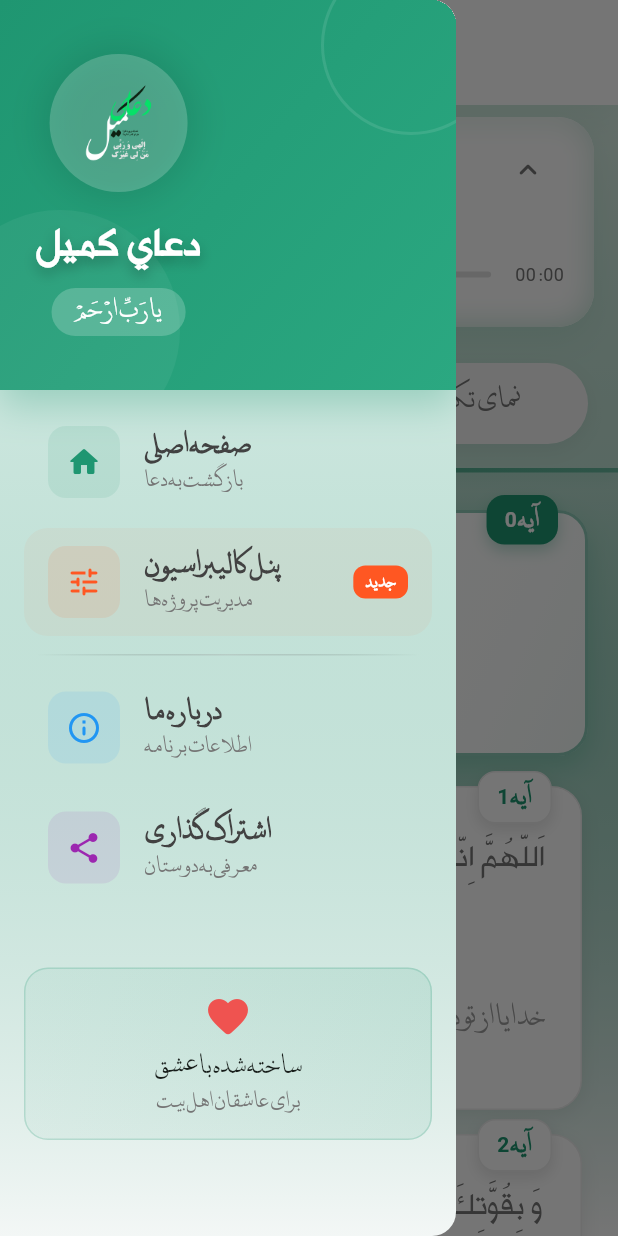
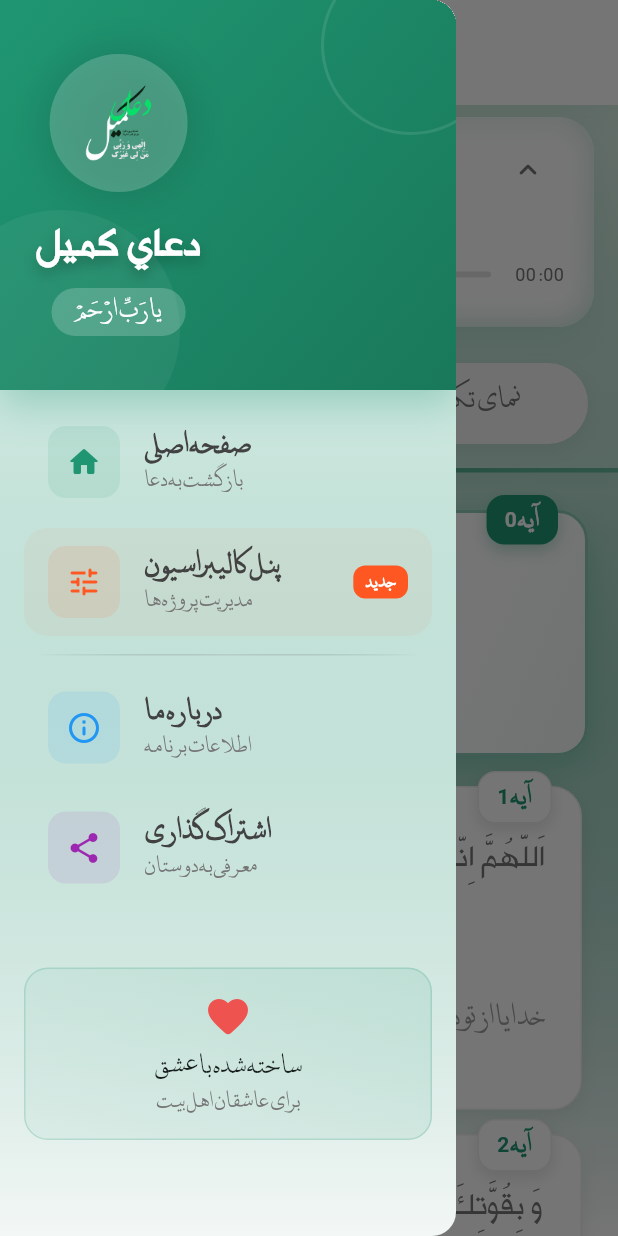
Before and after one commit to ShoghShahadat/doaye_komeyl, a Flutter app: the screen it shows after launch, in the side drawer, after a tap on the "settings" icon, on a phone screen of 412 x 824 dp. Run offline on Flutter 3.47's test engine with Material 3 defaults, Android fonts, the phone set to English and light mode, and no system bars; drawn by our look-alikes of scrollable_positioned_list; our stand-ins replace file_picker, flutter_colorpicker, just_audio, lottie, permission_handler, share_plus and 2 more; missing offline and left inert: file_saver.

Commit message:
کامیت قبل شهادت

```diff
--- a/lib/widgets/app_drawer.dart
+++ b/lib/widgets/app_drawer.dart
@@ -1,7 +1,9 @@
 import 'dart:ui';
 import 'package:flutter/material.dart';
 import 'package:flutter/services.dart';
+import 'package:komeyl_app/providers/settings_provider.dart';
 import 'package:komeyl_app/screens/admin/project_list_screen.dart';
+import 'package:provider/provider.dart';
 
 class AppDrawer extends StatefulWidget {
   const AppDrawer({super.key});
@@ -51,6 +53,11 @@ class _AppDrawerState extends State<AppDrawer>
 
   @override
   Widget build(BuildContext context) {
+    // --- شروع اصلاحات: دسترسی به SettingsProvider ---
+    final settingsProvider = Provider.of<SettingsProvider>(context);
+    final Color appColor = settingsProvider.appColor;
+    // --- پایان اصلاحات ---
+
     return Drawer(
       backgroundColor: const Color(0xFFFAFAFA),
       child: Container(
@@ -60,21 +67,21 @@ class _AppDrawerState extends State<AppDrawer>
             end: Alignment.bottomCenter,
             colors: [
               Colors.white,
-              const Color(0xFF1F9671).withOpacity(0.03),
+              appColor.withOpacity(0.03), // استفاده از رنگ تم
             ],
           ),
         ),
         child: ListView(
           padding: EdgeInsets.zero,
           children: <Widget>[
-            _buildModernHeader(),
+            _buildModernHeader(appColor), // ارسال رنگ به هدر
             const SizedBox(height: 8),
             _buildAnimatedMenuItem(
               index: 0,
               icon: Icons.home_rounded,
               title: 'صفحه اصلی',
               subtitle: 'بازگشت به دعا',
-              color: const Color(0xFF1F9671),
+              color: appColor, // استفاده از رنگ تم
               onTap: () => Navigator.pop(context),
             ),
             _buildAnimatedMenuItem(
@@ -82,7 +89,7 @@ class _AppDrawerState extends State<AppDrawer>
               icon: Icons.tune_rounded,
               title: 'پنل کالیبراسیون',
               subtitle: 'مدیریت پروژه‌ها',
-              color: Colors.deepOrange,
+              color: Colors.deepOrange, // این آیتم برای تمایز، رنگ متفاوتی دارد
               isSpecial: true,
               onTap: () {
                 Navigator.pop(context);
@@ -128,7 +135,7 @@ class _AppDrawerState extends State<AppDrawer>
               title: 'درباره ما',
               subtitle: 'اطلاعات برنامه',
               color: Colors.blue,
-              onTap: () => _showAboutDialog(context),
+              onTap: () => _showAboutDialog(context, appColor),
             ),
             _buildAnimatedMenuItem(
               index: 3,
@@ -136,17 +143,17 @@ class _AppDrawerState extends State<AppDrawer>
               title: 'اشتراک‌گذاری',
               subtitle: 'معرفی به دوستان',
               color: Colors.purple,
-              onTap: () => _shareApp(context),
+              onTap: () => _shareApp(context, appColor),
             ),
             const SizedBox(height: 24),
-            _buildBottomSection(),
+            _buildBottomSection(appColor), // ارسال رنگ به بخش پایانی
           ],
         ),
       ),
     );
   }
 
-  Widget _buildModernHeader() {
+  Widget _buildModernHeader(Color appColor) {
     return AnimatedBuilder(
       animation: _animationController,
       builder: (context, child) {
@@ -157,25 +164,26 @@ class _AppDrawerState extends State<AppDrawer>
             child: Container(
               height: 260,
               decoration: BoxDecoration(
+                // --- شروع اصلاحات: استفاده از رنگ تم در گرادیانت و سایه ---
                 gradient: LinearGradient(
                   begin: Alignment.topLeft,
                   end: Alignment.bottomRight,
                   colors: [
-                    const Color(0xFF1F9671),
-                    const Color(0xFF2BA881),
+                    appColor,
+                    Color.lerp(appColor, Colors.black, 0.2)!,
                   ],
                 ),
                 boxShadow: [
                   BoxShadow(
-                    color: const Color(0xFF1F9671).withOpacity(0.3),
+                    color: appColor.withOpacity(0.3),
                     blurRadius: 20,
                     offset: const Offset(0, 10),
                   ),
                 ],
+                // --- پایان اصلاحات ---
               ),
               child: Stack(
                 children: [
-                  // نقش‌های تزئینی اسلامی
                   Positioned(
                     top: -30,
                     right: -30,
@@ -206,7 +214,6 @@ class _AppDrawerState extends State<AppDrawer>
                       ),
                     ),
                   ),
-                  // محتوای اصلی
                   SafeArea(
                     child: Padding(
                       padding: const EdgeInsets.all(24),
@@ -399,7 +406,7 @@ class _AppDrawerState extends State<AppDrawer>
     );
   }
 
-  Widget _buildBottomSection() {
+  Widget _buildBottomSection(Color appColor) {
     return AnimatedBuilder(
       animation: _animationController,
       builder: (context, child) {
@@ -409,16 +416,18 @@ class _AppDrawerState extends State<AppDrawer>
             margin: const EdgeInsets.all(16),
             padding: const EdgeInsets.all(16),
             decoration: BoxDecoration(
+              // --- شروع اصلاحات: استفاده از رنگ تم ---
               gradient: LinearGradient(
                 colors: [
-                  const Color(0xFF1F9671).withOpacity(0.05),
-                  const Color(0xFF1F9671).withOpacity(0.1),
+                  appColor.withOpacity(0.05),
+                  appColor.withOpacity(0.1),
                 ],
               ),
               borderRadius: BorderRadius.circular(16),
               border: Border.all(
-                color: const Color(0xFF1F9671).withOpacity(0.2),
+                color: appColor.withOpacity(0.2),
               ),
+              // --- پایان اصلاحات ---
             ),
             child: Column(
               children: [
@@ -451,7 +460,7 @@ class _AppDrawerState extends State<AppDrawer>
     );
   }
 
-  void _showAboutDialog(BuildContext context) {
+  void _showAboutDialog(BuildContext context, Color appColor) {
     Navigator.pop(context);
     showDialog(
       context: context,
@@ -481,8 +490,8 @@ class _AppDrawerState extends State<AppDrawer>
                   decoration: BoxDecoration(
                     gradient: LinearGradient(
                       colors: [
-                        const Color(0xFF1F9671),
-                        const Color(0xFF2BA881),
+                        appColor,
+                        Color.lerp(appColor, Colors.black, 0.2)!,
                       ],
                     ),
                     shape: BoxShape.circle,
@@ -524,7 +533,7 @@ class _AppDrawerState extends State<AppDrawer>
                 ElevatedButton(
                   onPressed: () => Navigator.pop(context),
                   style: ElevatedButton.styleFrom(
-                    backgroundColor: const Color(0xFF1F9671),
+                    backgroundColor: appColor,
                     foregroundColor: Colors.white,
                     padding: const EdgeInsets.symmetric(
                       horizontal: 32,
@@ -544,14 +553,14 @@ class _AppDrawerState extends State<AppDrawer>
     );
   }
 
-  void _shareApp(BuildContext context) {
+  void _shareApp(BuildContext context, Color appColor) {
     Navigator.pop(context);
     HapticFeedback.mediumImpact();
-    // اینجا کد share رو اضافه کنید
+    // در اینجا می‌توانید از پکیج share_plus استفاده کنید
     ScaffoldMessenger.of(context).showSnackBar(
       SnackBar(
         content: const Text('لینک برنامه کپی شد'),
-        backgroundColor: Colors.purple,
+        backgroundColor: appColor,
         behavior: SnackBarBehavior.floating,
         shape: RoundedRectangleBorder(
           borderRadius: BorderRadius.circular(12),
```
Also changed, not shown: lib/widgets/prayer_single_view.dart (+46 -39 lines), lib/widgets/settings_sheet.dart (+72 -26 lines).
